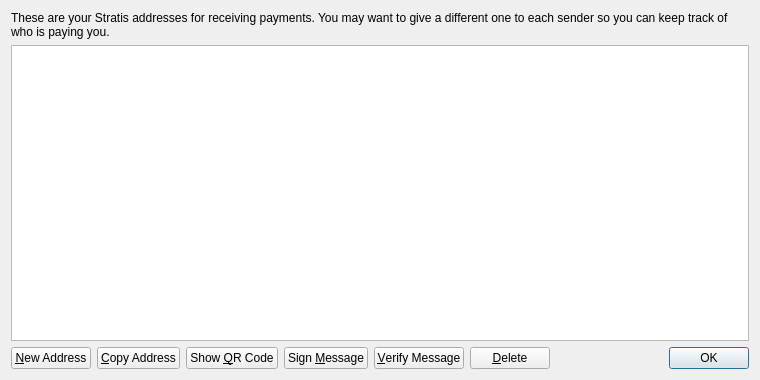
Above: src/qt/forms/addressbookpage.ui from DNotesCoin/DNotes2.0 before the change. Below: the same form after it.
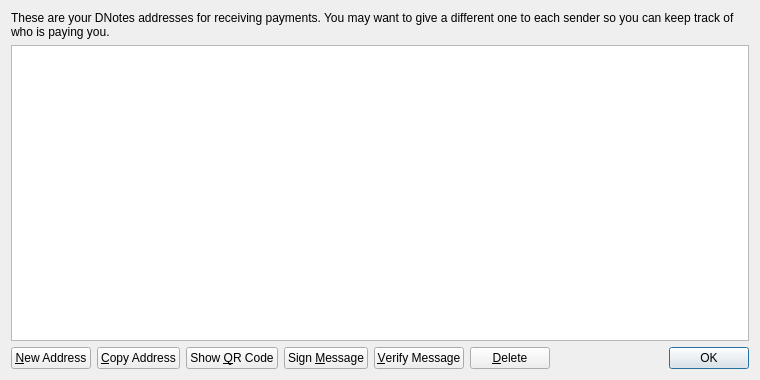
That is the form after the change.

Commit message: - fix for stratis text on receive tab - fix for 510 blocks text on transaction details (should be 50).

Diff of the .ui file:
```diff
--- a/src/qt/forms/addressbookpage.ui
+++ b/src/qt/forms/addressbookpage.ui
@@ -17,7 +17,7 @@
    <item>
     <widget class="QLabel" name="labelExplanation">
      <property name="text">
-      <string>These are your Stratis addresses for receiving payments. You may want to give a different one to each sender so you can keep track of who is paying you.</string>
+      <string>These are your DNotes addresses for receiving payments. You may want to give a different one to each sender so you can keep track of who is paying you.</string>
      </property>
      <property name="textFormat">
       <enum>Qt::PlainText</enum>
```
The commit also changes 67 other files.
